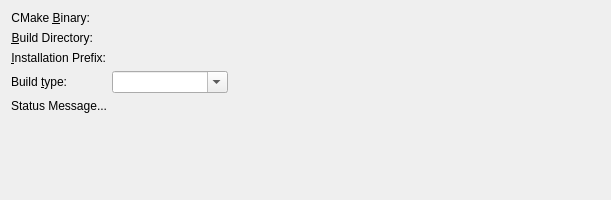
KDE/kdevelop, file projectmanagers/cmake/cmakebuilddirchooser.ui: the form before one commit.
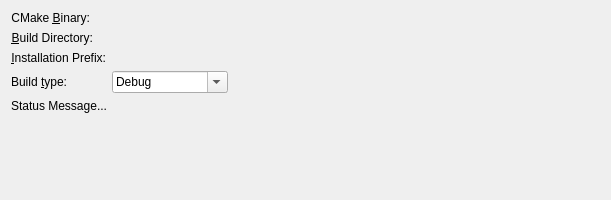
The form after the commit. Custom widgets are drawn as their Qt base class.

Commit message:
fix: select Debug build type by default
while we are at it, also make sure that the items don't get translated and rename debug and release to Debug and Release,
since that's also what ccmake proposes to you.

```diff
--- a/projectmanagers/cmake/cmakebuilddirchooser.ui
+++ b/projectmanagers/cmake/cmakebuilddirchooser.ui
@@ -101,11 +101,11 @@
       <bool>true</bool>
      </property>
      <property name="currentIndex">
-      <number>-1</number>
+      <number>0</number>
      </property>
      <item>
       <property name="text">
-       <string>debug</string>
+       <string notr="true">Debug</string>
       </property>
      </item>
      <item>
```
Left out of the diff: 6 changed lines with no effect on the pictures. The commit also changes 1 other file.
